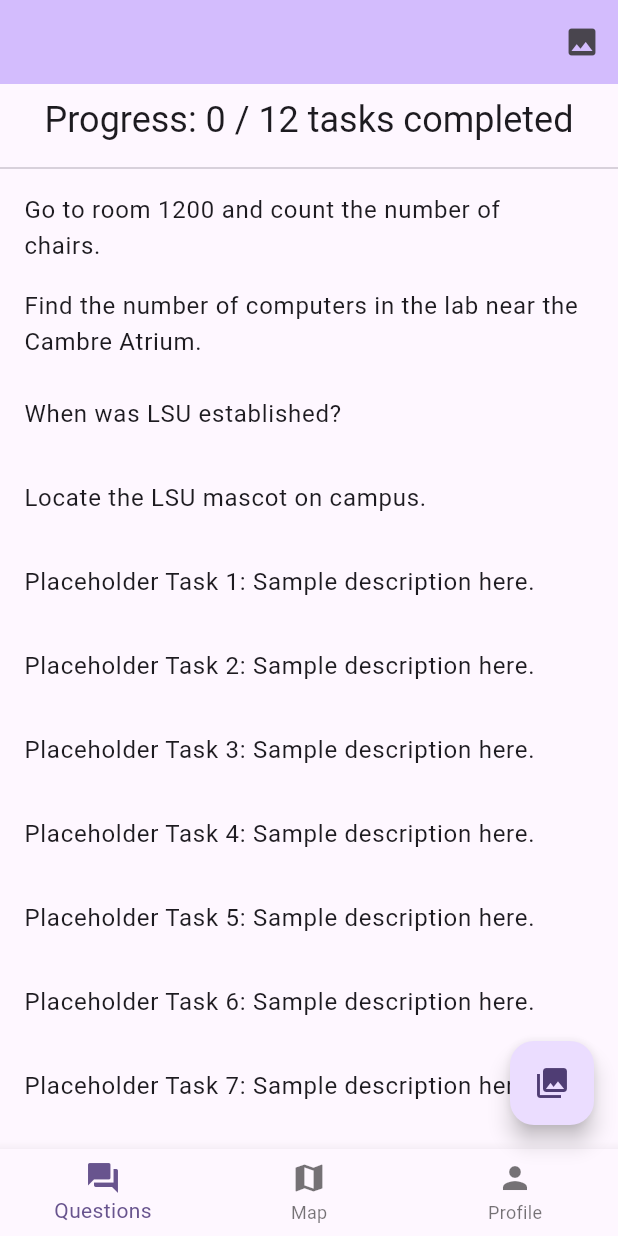
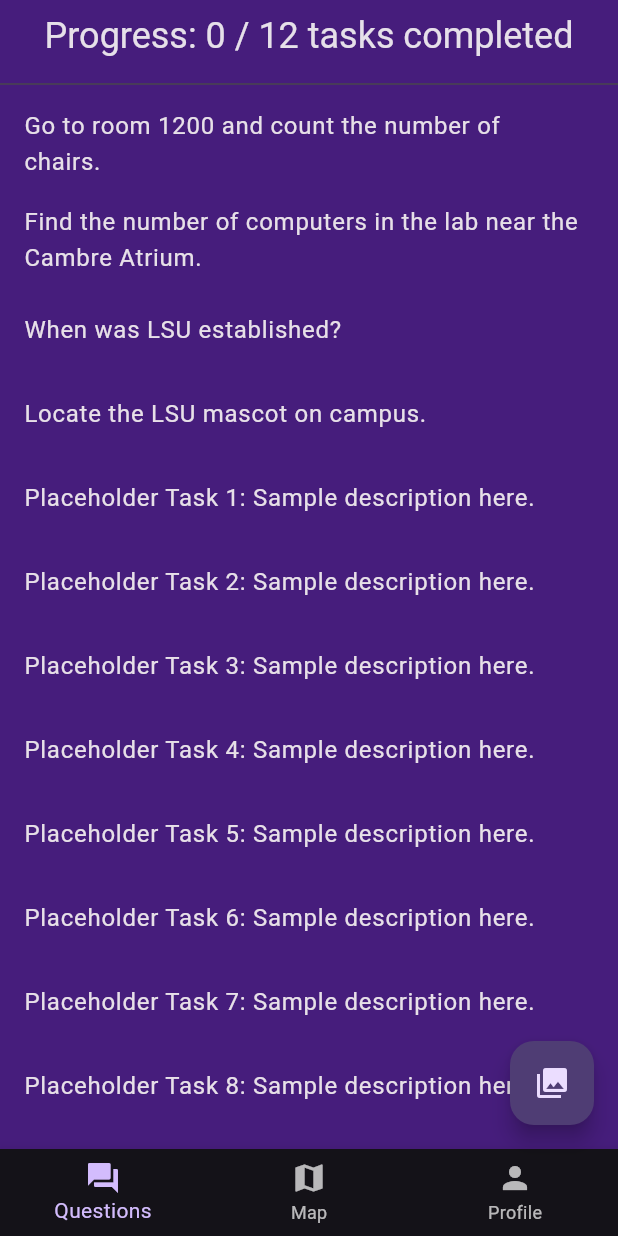
Before and after one commit to Jdav331/lsu_scavenge, a Flutter app: the MyHomePage screen opened directly with empty values, on a phone screen of 412 x 824 dp. Run offline on Flutter 3.47's test engine with Material 3 defaults, Android fonts, the phone set to English and light mode, and no system bars; our stand-ins replace shared_preferences; accounts and stored records are empty; network calls fail.

Commit message:
changed background to the lsu offical purple and all texts are white, and removed app bar

```diff
--- a/lib/main.dart
+++ b/lib/main.dart
@@ -38,11 +38,13 @@
   final int id;
   final String description;
   final String correctAnswer;
+  final String hint; // New field for the hint
 
   Task({
     required this.id,
     required this.description,
     required this.correctAnswer,
+    required this.hint,
   });
 }
 
@@ -51,49 +53,64 @@
   Task(
       id: 1,
       description: 'Go to room 1200 and count the number of chairs.',
-      correctAnswer: '120'),
+      correctAnswer: '120',
+      hint: 'Look near the entrance to see a clear view of all chairs.'),
   Task(
       id: 2,
       description:
           'Find the number of computers in the lab near the Cambre Atrium.',
-      correctAnswer: '35'),
-  Task(id: 3, description: 'When was LSU established?', correctAnswer: '1853'),
+      correctAnswer: '35',
+      hint: 'Check the lab’s main area where the computers are set up.'),
+  Task(
+      id: 3,
+      description: 'When was LSU established?',
+      correctAnswer: '1853',
+      hint: 'Consider the mid-19th century context for LSU’s founding.'),
   Task(
       id: 4,
       description: 'Locate the LSU mascot on campus.',
-      correctAnswer: 'Tiger'),
+      correctAnswer: 'Tiger',
+      hint: 'Search around the main stadium entrance for the mascot display.'),
   Task(
       id: 5,
       description: 'Placeholder Task 1: Sample description here.',
-      correctAnswer: 'Answer1'),
+      correctAnswer: 'Answer1',
+      hint: 'Try to think logically about what the task is asking.'),
   Task(
       id: 6,
       description: 'Placeholder Task 2: Sample description here.',
-      correctAnswer: 'Answer2'),
+      correctAnswer: 'Answer2',
+      hint: 'Re-read the description carefully for any clues.'),
   Task(
       id: 7,
       description: 'Placeholder Task 3: Sample description here.',
-      correctAnswer: 'Answer3'),
+      correctAnswer: 'Answer3',
+      hint: 'Sometimes the answer is hidden in plain sight.'),
   Task(
       id: 8,
       description: 'Placeholder Task 4: Sample description here.',
-      correctAnswer: 'Answer4'),
+      correctAnswer: 'Answer4',
+      hint: 'Look for patterns or familiar hints in the wording.'),
   Task(
       id: 9,
       description: 'Placeholder Task 5: Sample description here.',
-      correctAnswer: 'Answer5'),
+      correctAnswer: 'Answer5',
+      hint: 'Break down the task into smaller parts to see the answer.'),
   Task(
       id: 10,
       description: 'Placeholder Task 6: Sample description here.',
-      correctAnswer: 'Answer6'),
+      correctAnswer: 'Answer6',
+      hint: 'Take a step back and re-read the question carefully.'),
   Task(
       id: 11,
       description: 'Placeholder Task 7: Sample description here.',
-      correctAnswer: 'Answer7'),
+      correctAnswer: 'Answer7',
+      hint: 'Maybe the answer is simpler than it appears.'),
   Task(
       id: 12,
       description: 'Placeholder Task 8: Sample description here.',
-      correctAnswer: 'Answer8'),
+      correctAnswer: 'Answer8',
+      hint: 'Consider any details you might have overlooked.'),
 ];
 
 // ========== MAP PAGE ==========
@@ -116,7 +133,7 @@
   @override
   Widget build(BuildContext context) {
     return Scaffold(
-      appBar: AppBar(title: const Text('PFT Building Map')),
+      // AppBar removed
       body: Column(
         children: [
           const SizedBox(height: 16),
@@ -193,10 +210,27 @@
     }
   }
 
+  void _showHint() {
+    showDialog(
+      context: context,
+      builder: (context) {
+        return AlertDialog(
+          title: const Text('Hint'),
+          content: Text(widget.task.hint),
+          actions: [
+            TextButton(
+                onPressed: () => Navigator.of(context).pop(),
+                child: const Text('Close'))
+          ],
+        );
+      },
+    );
+  }
+
   @override
   Widget build(BuildContext context) {
     return Scaffold(
-      appBar: AppBar(title: const Text('Task Detail')),
+      // AppBar removed
       body: Padding(
         padding: const EdgeInsets.all(16.0),
         child: Column(
@@ -208,8 +242,15 @@
               decoration: const InputDecoration(labelText: 'Enter your answer'),
             ),
             const SizedBox(height: 20),
+            Row(
+              children: [
                 ElevatedButton(
                     onPressed: _submitAnswer, child: const Text('Submit')),
+                const SizedBox(width: 16),
+                ElevatedButton(
+                    onPressed: _showHint, child: const Text('Show Hint')),
+              ],
+            ),
             const SizedBox(height: 20),
             if (feedback.isNotEmpty)
               Column(
@@ -252,7 +293,7 @@
   @override
   Widget build(BuildContext context) {
     return Scaffold(
-      appBar: AppBar(title: const Text('LSU Gallery')),
+      // AppBar removed
       body: GridView.builder(
         padding: const EdgeInsets.all(8.0),
         itemCount: imageUrls.length,
@@ -303,7 +344,7 @@
   @override
   Widget build(BuildContext context) {
     return Scaffold(
-      appBar: AppBar(title: const Text('Welcome to PFT Scavenger Hunt')),
+      // AppBar removed
       body: Padding(
         padding: const EdgeInsets.all(16.0),
         child: Form(
@@ -394,15 +435,22 @@
   Widget build(BuildContext context) {
     return MaterialApp(
       title: 'PFT Scavenger Hunt',
-      theme: ThemeData(
-          colorScheme: ColorScheme.fromSeed(seedColor: Colors.deepPurple),
-          useMaterial3: true),
+      theme: ThemeData.dark().copyWith(
+        // Set a dark theme with a custom scaffold background.
+        scaffoldBackgroundColor: const Color(0xFF461D7C),
+        colorScheme: ColorScheme.fromSeed(
+          seedColor: Colors.deepPurple,
+          brightness: Brightness.dark,
+        ),
+        useMaterial3: true,
+      ),
       home: FutureBuilder<String?>(
         future: SharedPreferences.getInstance()
             .then((prefs) => prefs.getString('userProfile')),
         builder: (context, snapshot) {
-          if (snapshot.connectionState == ConnectionState.waiting)
+          if (snapshot.connectionState == ConnectionState.waiting) {
             return const Center(child: CircularProgressIndicator());
+          }
           if (snapshot.hasData && snapshot.data != null) {
             final decoded = json.decode(snapshot.data!);
             final userProfile = UserProfile.fromJson(decoded);
@@ -445,8 +493,9 @@
 
   @override
   Widget build(BuildContext context) {
-    Widget currentPage = _selectedIndex == 0
-        ? Column(
+    Widget currentPage;
+    if (_selectedIndex == 0) {
+      currentPage = Column(
         children: [
           Padding(
             padding: const EdgeInsets.all(8.0),
@@ -471,15 +520,12 @@
                     final result = await Navigator.push<bool>(
                       context,
                       PageRouteBuilder(
-                            pageBuilder:
-                                (context, animation, secondaryAnimation) =>
+                        pageBuilder: (context, animation, secondaryAnimation) =>
                             TaskDetailPage(task: task),
                         transitionsBuilder: (context, animation,
                                 secondaryAnimation, child) =>
-                                FadeTransition(
-                                    opacity: animation, child: child),
-                            transitionDuration:
-                                const Duration(milliseconds: 500),
+                            FadeTransition(opacity: animation, child: child),
+                        transitionDuration: const Duration(milliseconds: 500),
                       ),
                     );
                     if (result == true) markTaskCompleted(task.id);
@@ -489,28 +535,15 @@
             ),
           ),
         ],
-          )
-        : _selectedIndex == 1
-            ? const MapPage()
-            : ProfilePage(userProfile: widget.userProfile);
+      );
+    } else if (_selectedIndex == 1) {
+      currentPage = const MapPage();
+    } else {
+      currentPage = ProfilePage(userProfile: widget.userProfile);
+    }
 
     return Scaffold(
-      appBar: AppBar(
-        backgroundColor: Theme.of(context).colorScheme.inversePrimary,
-        title: Text(widget.title),
-        actions: [
-          IconButton(
-            icon: const Icon(Icons.image),
-            tooltip: 'LSU Gallery',
-            onPressed: () {
-              Navigator.push(
-                  context,
-                  MaterialPageRoute(
-                      builder: (context) => const LsuGalleryPage()));
-            },
-          ),
-        ],
-      ),
+      // AppBar removed
       body: currentPage,
       bottomNavigationBar: BottomNavigationBar(
         items: const <BottomNavigationBarItem>[
```
Lines whose indentation alone changed are shown as unchanged.
